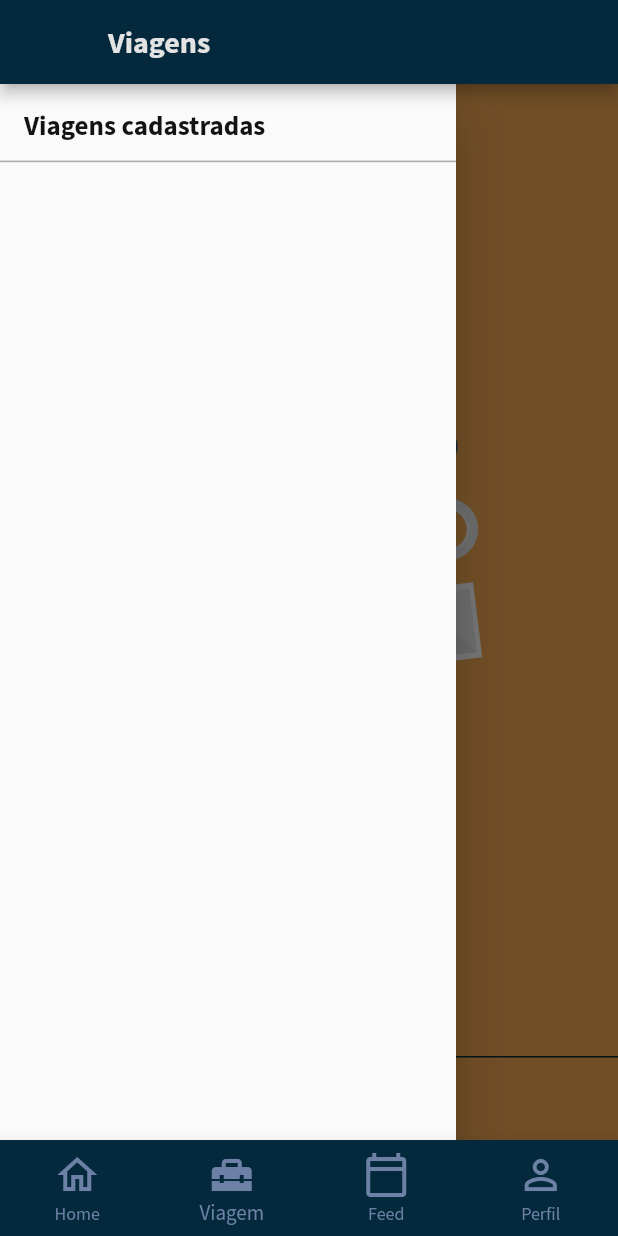
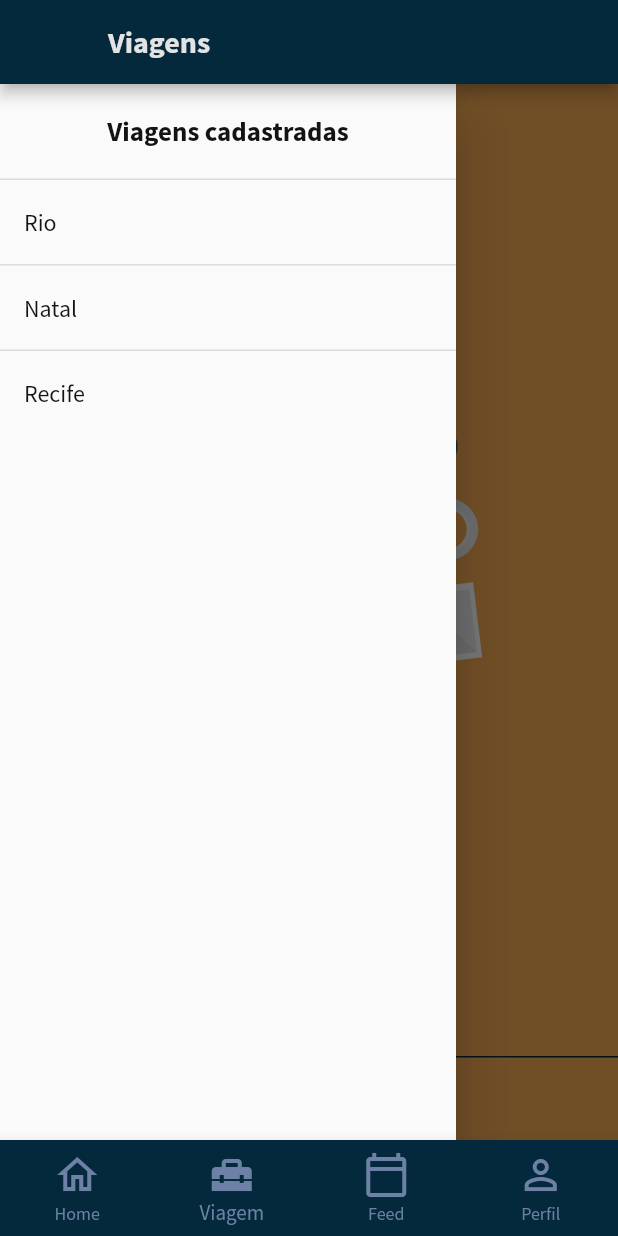
Before and after one commit to RoberlandRicardo/traveller, a Flutter app: the PageTravels screen opened by its route, with the side drawer open, on a phone screen of 412 x 824 dp. Run offline on Flutter 3.47's test engine with Material 2 defaults, Android fonts, the phone set to English and light mode, and no system bars; our stand-ins replace flutter_svg, fluttertoast, geocoding, geolocator, image_picker and 2 more; missing offline and left inert: dart:ffi, flutter_google_places, flutter_osm_plugin, google_maps_webservice, osm_nominatim; accounts and stored records are empty.

Commit message:
travel list

```diff
--- /dev/null
+++ b/lib/app/api/routes/viagem.dart
@@ -0,0 +1,3 @@
+String TODAS_VIAGENS() {
+  return "get_all/travel";
+}
--- /dev/null
+++ b/lib/app/models/accommodation.dart
@@ -0,0 +1,90 @@
+import 'dart:convert';
+
+class Accommodation {
+  // Accommodation({
+  //   this.address,
+  //   this.checkInDate,
+  //   this.checkInHour,
+  //   this.checkOutDate,
+  //   this.checkOutHour,
+  //   this.price,
+  //   this.typeCard,
+  //   this.latitude,
+  //   this.longitude,
+  //   this.travel,
+  //   this.id,
+  //   this.seat,
+  //   this.boardingGate,
+  // });
+  Accommodation({
+    required this.address,
+    required this.checkInDate,
+    required this.checkInHour,
+    required this.checkOutDate,
+    required this.checkOutHour,
+    required this.price,
+    required this.typeCard,
+    required this.latitude,
+    required this.longitude,
+    required this.travel,
+    required this.id,
+    required this.seat,
+    required this.boardingGate,
+  });
+  String address;
+  DateTime checkInDate;
+  String checkInHour;
+  DateTime? checkOutDate = null;
+  String checkOutHour;
+  String price;
+  String typeCard;
+  String latitude;
+  String longitude;
+  int travel;
+  int id;
+  String seat;
+  String boardingGate;
+
+  factory Accommodation.fromJson(Map<String, dynamic> json) => Accommodation(
+        address: json["address"],
+        checkInDate: DateTime.parse(json["check_in_date"]),
+        checkInHour: json["check_in_hour"],
+        // checkOutDate: DateTime.parse(json["check_out_date"]),
+        checkOutDate: json["check_out_date"] == null
+            ? null
+            : DateTime.parse(json["check_out_date"]),
+        checkOutHour:
+            json["check_out_hour"] == null ? null : json["check_out_hour"],
+        // checkOutHour: json["check_out_hour"],
+        price: json["price"],
+        typeCard: json["type_card"],
+        latitude: json["latitude"],
+        longitude: json["longitude"],
+        travel: json["travel"],
+        id: json["id"],
+        // seat: json["seat"],
+        seat: json["seat"] == null ? null : json["seat"],
+        // boardingGate: json["boarding_gate"],
+        boardingGate:
+            json["boarding_gate"] == null ? null : json["boarding_gate"],
+      );
+
+  Map<String, dynamic> toJson() => {
+        "address": address,
+        "check_in_date":
+            "${checkInDate.year.toString().padLeft(4, '0')}-${checkInDate.month.toString().padLeft(2, '0')}-${checkInDate.day.toString().padLeft(2, '0')}",
+        "check_in_hour": checkInHour,
+        "check_out_date": checkOutDate == null
+            ? null
+            : "${checkOutDate!.year.toString().padLeft(4, '0')}-${checkOutDate!.month.toString().padLeft(2, '0')}-${checkOutDate!.day.toString().padLeft(2, '0')}",
+        "check_out_hour": checkOutHour == null ? null : checkOutHour,
+        "price": price,
+        "type_card": typeCard,
+        "latitude": latitude,
+        "longitude": longitude,
+        "travel": travel,
+        "id": id,
+        "seat": seat == null ? null : seat,
+        "boarding_gate": boardingGate == null ? null : boardingGate,
+      };
+}
--- /dev/null
+++ b/lib/app/models/backpack_item.dart
@@ -0,0 +1,28 @@
+class BackpackItem {
+  // BackpackItem({
+  //   this.name,
+  //   this.travel,
+  //   this.id,
+  // });
+  BackpackItem({
+    required this.name,
+    required this.travel,
+    required this.id,
+  });
+
+  String name;
+  int travel;
+  int id;
+
+  factory BackpackItem.fromJson(Map<String, dynamic> json) => BackpackItem(
+        name: json["name"],
+        travel: json["travel"],
+        id: json["id"],
+      );
+
+  Map<String, dynamic> toJson() => {
+        "name": name,
+        "travel": travel,
+        "id": id,
+      };
+}
--- /dev/null
+++ b/lib/app/models/route.dart
@@ -0,0 +1,66 @@
+import 'dart:convert';
+
+class Route {
+  // Route({
+  //   this.address,
+  //   this.date,
+  //   this.hour,
+  //   this.notes,
+  //   this.price,
+  //   this.typeCard,
+  //   this.latitude,
+  //   this.longitude,
+  //   this.travel,
+  //   this.id,
+  // });
+  Route({
+    required this.address,
+    required this.date,
+    required this.hour,
+    required this.notes,
+    required this.price,
+    required this.typeCard,
+    required this.latitude,
+    required this.longitude,
+    required this.travel,
+    required this.id,
+  });
+
+  String address;
+  DateTime date;
+  String hour;
+  String notes;
+  String price;
+  String typeCard;
+  String latitude;
+  String longitude;
+  int travel;
+  int id;
+
+  factory Route.fromJson(Map<String, dynamic> json) => Route(
+        address: json["address"],
+        date: DateTime.parse(json["date"]),
+        hour: json["hour"],
+        notes: json["notes"],
+        price: json["price"],
+        typeCard: json["type_card"],
+        latitude: json["latitude"],
+        longitude: json["longitude"],
+        travel: json["travel"],
+        id: json["id"],
+      );
+
+  Map<String, dynamic> toJson() => {
+        "address": address,
+        "date":
+            "${date.year.toString().padLeft(4, '0')}-${date.month.toString().padLeft(2, '0')}-${date.day.toString().padLeft(2, '0')}",
+        "hour": hour,
+        "notes": notes,
+        "price": price,
+        "type_card": typeCard,
+        "latitude": latitude,
+        "longitude": longitude,
+        "travel": travel,
+        "id": id,
+      };
+}
--- /dev/null
+++ b/lib/app/models/ticket.dart
@@ -0,0 +1,71 @@
+import 'dart:convert';
+
+class Ticket {
+  // Ticket({
+  //   this.address,
+  //   this.checkInDate,
+  //   this.checkInHour,
+  //   this.seat,
+  //   this.boardingGate,
+  //   this.price,
+  //   this.typeCard,
+  //   this.latitude,
+  //   this.longitude,
+  //   this.travel,
+  //   this.id,
+  // });
+  Ticket({
+    required this.address,
+    required this.checkInDate,
+    required this.checkInHour,
+    required this.seat,
+    required this.boardingGate,
+    required this.price,
+    required this.typeCard,
+    required this.latitude,
+    required this.longitude,
+    required this.travel,
+    required this.id,
+  });
+
+  String address;
+  DateTime checkInDate;
+  String checkInHour;
+  String seat;
+  String boardingGate;
+  String price;
+  String typeCard;
+  String latitude;
+  String longitude;
+  int travel;
+  int id;
+
+  factory Ticket.fromJson(Map<String, dynamic> json) => Ticket(
+        address: json["address"],
+        checkInDate: DateTime.parse(json["check_in_date"]),
+        checkInHour: json["check_in_hour"],
+        seat: json["seat"],
+        boardingGate: json["boarding_gate"],
+        price: json["price"],
+        typeCard: json["type_card"],
+        latitude: json["latitude"],
+        longitude: json["longitude"],
+        travel: json["travel"],
+        id: json["id"],
+      );
+
+  Map<String, dynamic> toJson() => {
+        "address": address,
+        "check_in_date":
+            "${checkInDate.year.toString().padLeft(4, '0')}-${checkInDate.month.toString().padLeft(2, '0')}-${checkInDate.day.toString().padLeft(2, '0')}",
+        "check_in_hour": checkInHour,
+        "seat": seat,
+        "boarding_gate": boardingGate,
+        "price": price,
+        "type_card": typeCard,
+        "latitude": latitude,
+        "longitude": longitude,
+        "travel": travel,
+        "id": id,
+      };
+}
--- /dev/null
+++ b/lib/app/models/travel_api.dart
@@ -0,0 +1,131 @@
+import 'package:traveller/app/models/accommodation.dart';
+import 'package:traveller/app/models/backpack_item.dart';
+import 'package:traveller/app/models/hospedagem.dart';
+import 'package:traveller/app/models/item_bag.dart';
+import 'package:traveller/app/models/route.dart';
+import 'package:traveller/app/models/ticket.dart';
+import 'package:traveller/app/models/rota.dart';
+import 'package:traveller/app/models/usuario.dart';
+
+// class TravelApi {
+//   static const String idColumn = 'id';
+//   static const String usuarioColumn = 'user';
+//   static const String tituloColumn = 'title';
+//   static const String dataInicioColumn = 'date_start';
+//   static const String dataFimColumn = 'date_end';
+//   static const String ativoColumn = 'active';
+//   static const String itemsBagColumn = 'backpack_items';
+//   static const String rotasColumn = 'routes';
+//   static const String hospedagensColumn = 'accommodations';
+//   static const String passagensColumn = 'tickets';
+
+//   int id = 0;
+//   Usuario usuario = Usuario();
+//   String titulo = '';
+//   String dataInicio = '';
+//   String dataFim = '';
+//   bool ativo = false;
+//   List<ItemBag> itemsBag = [];
+//   List<Rota> rotas = [];
+//   List<Hospedagem> hospedagens = [];
+//   List<Passagem> passagens = [];
+
+//   TravelApi();
+
+//   TravelApi.fromMap(Map map) {
+//     id = map[idColumn];
+//     titulo = map[tituloColumn];
+//     dataInicio = map[dataInicioColumn];
+//     dataFim = map[dataFimColumn];
+//     ativo = map[ativoColumn];
+//     itemsBag = map[itemsBagColumn];
+//     rotas = map[rotasColumn];
+//     hospedagens = map[hospedagensColumn];
+//     passagens = map[passagensColumn];
+//   }
+
+//   Map<String, Object?> toMap() {
+//     Map<String, Object?> map = {
+//       dataInicioColumn: dataInicio,
+//       dataFimColumn: dataFim,
+//       ativoColumn: ativo,
+//       itemsBagColumn: itemsBag,
+//       rotasColumn: rotas,
+//       hospedagensColumn: hospedagens,
+//       passagensColumn: passagens
+//     };
+//     if (id != 0) map[idColumn] = id;
+//     if (titulo != '') map[tituloColumn] = titulo;
+//     return map;
+//   }
+// }
+class TravelApi {
+  // TravelApi({
+  //   this.title,
+  //   this.dateStart,
+  //   this.dateEnd,
+  //   this.active,
+  //   this.user,
+  //   this.id,
+  //   this.routes,
+  //   this.accommodations,
+  //   this.tickets,
+  //   this.backpackItems,
+  // });
+  TravelApi({
+    required this.title,
+    required this.dateStart,
+    required this.dateEnd,
+    required this.active,
+    required this.user,
+    required this.id,
+    this.routes,
+    this.accommodations,
+    this.tickets,
+    this.backpackItems,
+  });
+
+  String title;
+  DateTime dateStart;
+  DateTime dateEnd;
+  bool active;
+  int user;
+  int id;
+  List<Route>? routes = [];
+  List<Accommodation>? accommodations = [];
+  List<Ticket>? tickets = [];
+  List<BackpackItem>? backpackItems = [];
+
+  factory TravelApi.fromJson(Map<String, dynamic> json) => TravelApi(
+        title: json["title"],
+        dateStart: DateTime.parse(json["date_start"]),
+        dateEnd: DateTime.parse(json["date_end"]),
+        active: json["active"],
+        user: json["user"],
+        id: json["id"],
+        routes: List<Route>.from(json["routes"].map((x) => Route.fromJson(x))),
+        accommodations: List<Accommodation>.from(
+            json["accommodations"].map((x) => Accommodation.fromJson(x))),
+        tickets:
+            List<Ticket>.from(json["tickets"].map((x) => Ticket.fromJson(x))),
+        backpackItems: List<BackpackItem>.from(
+            json["backpack_items"].map((x) => BackpackItem.fromJson(x))),
+      );
+
+  // Map<String, dynamic> toJson() => {
+  //       "title": title,
+  //       "date_start":
+  //           "${dateStart.year.toString().padLeft(4, '0')}-${dateStart.month.toString().padLeft(2, '0')}-${dateStart.day.toString().padLeft(2, '0')}",
+  //       "date_end":
+  //           "${dateEnd.year.toString().padLeft(4, '0')}-${dateEnd.month.toString().padLeft(2, '0')}-${dateEnd.day.toString().padLeft(2, '0')}",
+  //       "active": active,
+  //       "user": user,
+  //       "id": id,
+  //       "routes": List<dynamic>.from(routes.map((x) => x.toJson())),
+  //       "accommodations":
+  //           List<dynamic>.from(accommodations.map((x) => x.toJson())),
+  //       "tickets": List<dynamic>.from(tickets.map((x) => x.toJson())),
+  //       "backpack_items":
+  //           List<dynamic>.from(backpackItems.map((x) => x.toJson())),
+  //     };
+}
--- a/lib/app/views/travel.dart
+++ b/lib/app/views/travel.dart
@@ -1,10 +1,16 @@
+import 'dart:convert';
+
 import 'package:flutter/material.dart';
 import 'package:flutter/widgets.dart';
 import 'package:flutter_svg/flutter_svg.dart';
+import 'package:traveller/app/api/api.dart';
+import 'package:traveller/app/api/routes/viagem.dart';
 import 'package:traveller/app/components/card/card_travel.dart';
 import 'package:traveller/app/components/generic_screen_nivel02.dart';
 import 'package:traveller/app/components/card/card_rota_travel.dart';
 import 'package:traveller/app/models/travel.dart';
+import 'package:traveller/app/models/travel_api.dart';
+import 'package:traveller/app/stores/actions.dart';
 import 'package:traveller/app/stores/app_state.dart';
 import 'package:traveller/app/styles/custom_text.dart';
 import 'package:traveller/app/util/extensionFunctions.dart';
@@ -18,12 +24,43 @@ class PageTravels extends StatefulWidget {
 
 class _PageTravelsState extends State<PageTravels> {
   Travel? activeTravel;
+  List<ListItem> items = [
+    ItemLists(
+      title: 'Rio',
+      id: '01',
+      active: false,
+    ),
+    ItemLists(
+      title: 'Natal',
+      id: '02',
+      active: false,
+    ),
+    ItemLists(
+      title: 'Recife',
+      id: '03',
+      active: false,
+    )
+  ];
 
   @override
   void initState() {
     super.initState();
     activeTravel =
         appStore.state.listTravels.firstWhereOrNull((travel) => travel.ativo);
+    getTravels();
+  }
+
+  Future<void> getTravels() async {
+    final response = await Api.enviarRequisicao(
+        method: "GET",
+        endpoint: TODAS_VIAGENS(),
+        headers: {'Authorization': 'Token ' + appStore.state.sessao!.token});
+    if (response == null) {
+    } else if (response.statusCode >= 200 && response.statusCode < 300) {
+      List<TravelApi> travelApiFromJson(String str) => List<TravelApi>.from(
+          json.decode(str).map((x) => TravelApi.fromJson(x)));
+      final travelApi = travelApiFromJson(response.body);
+    } else {}
   }
 
   @override
@@ -69,13 +106,11 @@ class _PageTravelsState extends State<PageTravels> {
 
   Drawer getDrawer() {
     return Drawer(
-      child: ListView(
-        children: [
-          Container(
-            height: 60,
-            child: DrawerHeader(
-              decoration: BoxDecoration(
-                  border: Border(bottom: BorderSide(color: Colors.black26))),
+        child: Column(
+      children: <Widget>[
+        Center(
+            child: Padding(
+          padding: EdgeInsets.all(20.0),
           child: Text(
             "Viagens cadastradas",
             style: TextStyle(
@@ -83,11 +118,26 @@ class _PageTravelsState extends State<PageTravels> {
                 color: CustomText.fontColor,
                 fontWeight: FontWeight.w700),
           ),
+        )),
+        Divider(height: 1, thickness: 1, color: Colors.black12),
+        Expanded(
+          child: ListView.separated(
+            separatorBuilder: (BuildContext context, int index) =>
+                const Divider(height: 1, thickness: 1, color: Colors.black12),
+            itemCount: items.length,
+            itemBuilder: (context, index) {
+              final item = items[index];
+
+              return ListTile(
+                  title: item.buildTitle(context, index),
+                  onTap: () {
+                    print(item.getId());
+                  });
+            },
           ),
-          ),
+        )
       ],
-      ),
-    );
+    ));
   }
 
   getWidgetNotTravel() {
@@ -152,3 +202,37 @@ class _PageTravelsState extends State<PageTravels> {
         ));
   }
 }
+
+class ItemLists implements ListItem {
+  String title;
+  String id;
+  bool active;
+
+  ItemLists({required this.title, required this.id, required this.active});
+
+  @override
+  Widget buildTitle(BuildContext context, int index) => Text(title);
+
+  @override
+  String getId() {
+    return id;
+  }
+
+  @override
+  bool getActive() {
+    return active;
+  }
+  // toString() => 'Id: $id, Active: $active';
+}
+
+abstract class ListItem {
+  Widget buildTitle(BuildContext context, int index);
+
+  String getId() {
+    return '';
+  }
+
+  bool getActive() {
+    return false;
+  }
+}
```
Lines whose indentation alone changed are shown as unchanged.
